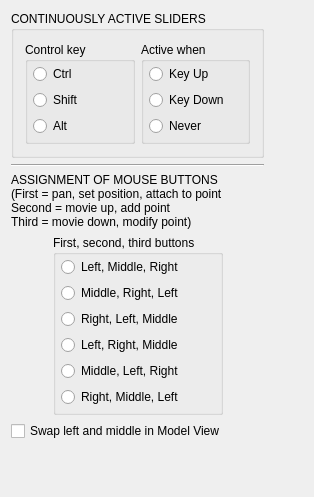
Old version of the form 3dmod/form_mouse.ui in the repository LabShare-Archive/IMOD.
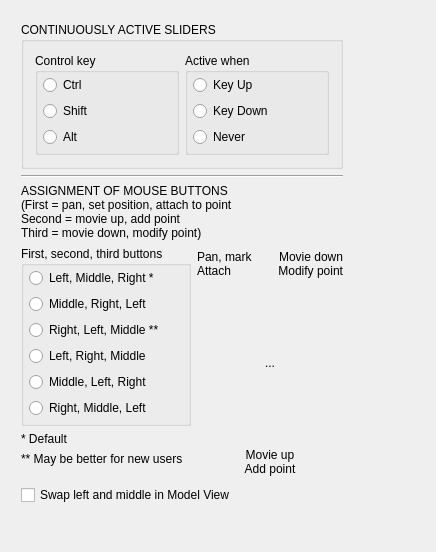
New version of the form. Icons and pictures are not drawn.

Commit message: Added diagram to mouse option panel

```diff
--- a/3dmod/form_mouse.ui
+++ b/3dmod/form_mouse.ui
@@ -1,23 +1,32 @@
 <ui version="4.0" >
  <class>MouseForm</class>
- <widget class="QWidget" name="MouseForm" >
-  <property name="geometry" >
+ <widget class="QWidget" name="MouseForm">
+  <property name="geometry">
    <rect>
     <x>0</x>
     <y>0</y>
-    <width>314</width>
-    <height>497</height>
+    <width>436</width>
+    <height>552</height>
    </rect>
   </property>
   <property name="windowTitle" >
    <string>Mouse</string>
   </property>
-  <layout class="QHBoxLayout" name="horizontalLayout_3" >
+  <widget class="QWidget" name="">
+   <property name="geometry">
+    <rect>
+     <x>10</x>
+     <y>11</y>
+     <width>415</width>
+     <height>541</height>
+    </rect>
+   </property>
+   <layout class="QHBoxLayout" name="horizontalLayout_5">
    <item>
-    <layout class="QVBoxLayout" name="verticalLayout_4" >
+     <layout class="QVBoxLayout" name="verticalLayout_6">
      <item>
-      <widget class="QGroupBox" name="groupBox_4" >
-       <property name="title" >
+       <widget class="QGroupBox" name="groupBox_4">
+        <property name="title">
         <string>CONTINUOUSLY ACTIVE SLIDERS</string>
        </property>
        <layout class="QHBoxLayout" name="horizontalLayout" >
@@ -127,8 +136,8 @@
       </widget>
      </item>
      <item>
-      <widget class="Line" name="Line1" >
-       <property name="frameShape" >
+       <widget class="Line" name="Line1">
+        <property name="frameShape">
         <enum>QFrame::HLine</enum>
        </property>
        <property name="frameShadow" >
@@ -137,8 +146,8 @@
       </widget>
      </item>
      <item>
-      <widget class="QLabel" name="TextLabel2" >
-       <property name="text" >
+       <widget class="QLabel" name="TextLabel2">
+        <property name="text">
         <string>ASSIGNMENT OF MOUSE BUTTONS
 (First = pan, set position, attach to point
 Second = movie up, add point
@@ -150,26 +159,12 @@
       </widget>
      </item>
      <item>
-      <layout class="QHBoxLayout" name="horizontalLayout_2" >
+       <layout class="QHBoxLayout" name="horizontalLayout_4">
        <item>
-        <spacer name="Spacer6_2" >
-         <property name="orientation" >
-          <enum>Qt::Horizontal</enum>
-         </property>
-         <property name="sizeType" >
-          <enum>QSizePolicy::Expanding</enum>
-         </property>
-         <property name="sizeHint" stdset="0" >
-          <size>
-           <width>30</width>
-           <height>0</height>
-          </size>
-         </property>
-        </spacer>
-       </item>
+         <layout class="QVBoxLayout" name="verticalLayout_5">
        <item>
-        <widget class="QGroupBox" name="groupBox_3" >
-         <property name="title" >
+           <widget class="QGroupBox" name="groupBox_3">
+            <property name="title">
           <string>First, second, third buttons</string>
          </property>
          <layout class="QVBoxLayout" name="verticalLayout_3" >
@@ -186,9 +181,9 @@
            <number>5</number>
           </property>
           <item>
-           <widget class="QRadioButton" name="lmrRadioButton" >
-            <property name="text" >
-             <string>Left, Middle, Right</string>
+              <widget class="QRadioButton" name="lmrRadioButton">
+               <property name="text">
+                <string>Left, Middle, Right *</string>
             </property>
            </widget>
           </item>
@@ -200,9 +195,9 @@
            </widget>
           </item>
           <item>
-           <widget class="QRadioButton" name="rlmRadioButton" >
-            <property name="text" >
-             <string>Right, Left, Middle</string>
+              <widget class="QRadioButton" name="rlmRadioButton">
+               <property name="text">
+                <string>Right, Left, Middle **</string>
             </property>
            </widget>
           </item>
@@ -231,26 +226,136 @@
         </widget>
        </item>
        <item>
-        <spacer name="Spacer6" >
-         <property name="orientation" >
+           <widget class="QLabel" name="defaultLabel">
+            <property name="text">
+             <string>* Default</string>
+            </property>
+           </widget>
+          </item>
+          <item>
+           <widget class="QLabel" name="betterLabel">
+            <property name="text">
+             <string>** May be better for new users</string>
+            </property>
+           </widget>
+          </item>
+          <item>
+           <spacer name="verticalSpacer">
+            <property name="orientation">
+             <enum>Qt::Vertical</enum>
+            </property>
+            <property name="sizeHint" stdset="0">
+             <size>
+              <width>20</width>
+              <height>13</height>
+             </size>
+            </property>
+           </spacer>
+          </item>
+         </layout>
+        </item>
+        <item>
+         <layout class="QVBoxLayout" name="verticalLayout_4">
+          <item>
+           <layout class="QHBoxLayout" name="horizontalLayout_2">
+            <item>
+             <widget class="QLabel" name="leftLabel">
+              <property name="text">
+               <string>Pan, mark
+Attach</string>
+              </property>
+              <property name="alignment">
+               <set>Qt::AlignLeading|Qt::AlignLeft|Qt::AlignVCenter</set>
+              </property>
+             </widget>
+            </item>
+            <item>
+             <widget class="QLabel" name="rightLabel">
+              <property name="text">
+               <string>Movie down
+Modify point</string>
+              </property>
+              <property name="alignment">
+               <set>Qt::AlignRight|Qt::AlignTrailing|Qt::AlignVCenter</set>
+              </property>
+             </widget>
+            </item>
+           </layout>
+          </item>
+          <item>
+           <layout class="QHBoxLayout" name="horizontalLayout_3">
+            <item>
+             <spacer name="horizontalSpacer_2">
+              <property name="orientation">
           <enum>Qt::Horizontal</enum>
          </property>
-         <property name="sizeType" >
-          <enum>QSizePolicy::Expanding</enum>
-         </property>
-         <property name="sizeHint" stdset="0" >
+              <property name="sizeHint" stdset="0">
+               <size>
+                <width>13</width>
+                <height>20</height>
+               </size>
+              </property>
+             </spacer>
+            </item>
+            <item>
+             <widget class="QToolButton" name="toolButton">
+              <property name="minimumSize">
           <size>
-           <width>30</width>
-           <height>0</height>
-          </size>
-         </property>
+                <width>120</width>
+                <height>150</height>
+               </size>
+              </property>
+              <property name="text">
+               <string>...</string>
+              </property>
+              <property name="icon">
+               <iconset>
+                <normaloff>:/images/mouseconfig.png</normaloff>:/images/mouseconfig.png</iconset>
+              </property>
+              <property name="iconSize">
+               <size>
+                <width>120</width>
+                <height>150</height>
+               </size>
+              </property>
+              <property name="autoRaise">
+               <bool>true</bool>
+              </property>
+             </widget>
+            </item>
+            <item>
+             <spacer name="horizontalSpacer">
+              <property name="orientation">
+               <enum>Qt::Horizontal</enum>
+              </property>
+              <property name="sizeHint" stdset="0">
+               <size>
+                <width>13</width>
+                <height>20</height>
+               </size>
+              </property>
         </spacer>
        </item>
       </layout>
      </item>
      <item>
-      <widget class="QCheckBox" name="swapModvCheckBox" >
-       <property name="toolTip" >
+           <widget class="QLabel" name="middleLabel">
+            <property name="text">
+             <string>Movie up
+Add point</string>
+            </property>
+            <property name="alignment">
+             <set>Qt::AlignCenter</set>
+            </property>
+           </widget>
+          </item>
+         </layout>
+        </item>
+       </layout>
+      </item>
+      <item>
+       <widget class="QCheckBox" name="swapModvCheckBox">
+        <property name="toolTip">
         <string>Use left for rotation and middle for shift in model view window</string>
        </property>
        <property name="text" >
@@ -259,8 +364,8 @@
       </widget>
      </item>
      <item>
-      <spacer name="spacer22" >
-       <property name="orientation" >
+       <spacer name="spacer22">
+        <property name="orientation">
         <enum>Qt::Vertical</enum>
        </property>
        <property name="sizeType" >
@@ -277,8 +382,8 @@
     </layout>
    </item>
    <item>
-    <spacer name="Spacer10" >
-     <property name="orientation" >
+     <spacer name="Spacer10">
+      <property name="orientation">
       <enum>Qt::Horizontal</enum>
      </property>
      <property name="sizeType" >
@@ -294,7 +399,8 @@
    </item>
   </layout>
  </widget>
- <layoutdefault spacing="6" margin="11" />
+ </widget>
+ <layoutdefault spacing="6" margin="11"/>
  <resources/>
  <connections>
   <connection>
```
Left out of the diff: 115 changed lines with no effect on the pictures. Lines whose indentation alone changed are shown as unchanged. The commit also changes 4 other files.
